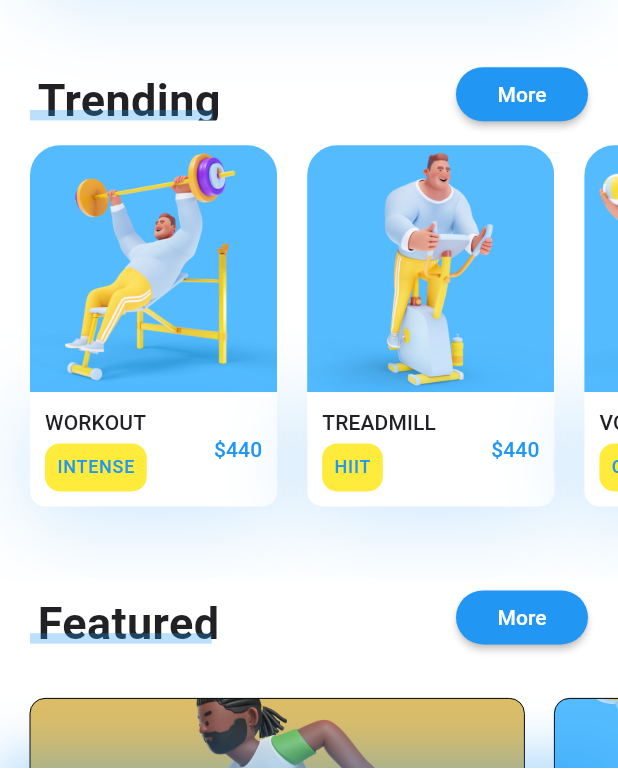
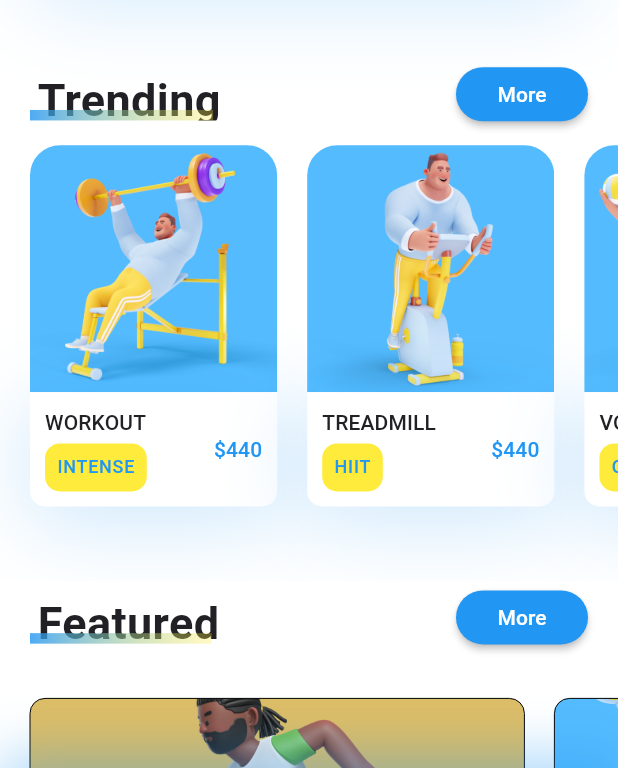
Before and after one commit to rishirizz/sporthub, a Flutter app: the screen it shows after launch, on a phone screen of 412 x 824 dp. Shown: the part 348-1118 px from the top of the screen. Run offline on Flutter 3.47's test engine with Material 3 defaults, Android fonts, the phone set to English and light mode, and no system bars; our stand-ins replace flutter_svg.

Commit message:
Added gradient in heading underline.

```diff
--- a/lib/components/title_with_more_button.dart
+++ b/lib/components/title_with_more_button.dart
@@ -64,7 +64,14 @@ class TitleWithCustomUnderline extends StatelessWidget {
             child: Container(
               margin: const EdgeInsets.only(right: kDefaultPadding / 4),
               height: 7,
-              color: kPrimaryColor.withOpacity(0.3),
+              decoration: BoxDecoration(
+                gradient: LinearGradient(
+                  colors: [
+                    kPrimaryColor.withOpacity(0.8),
+                    Colors.yellow.withOpacity(0.3),
+                  ],
+                ),
+              ),
             ),
           )
         ],
```
Also changed, not shown: lib/components/trending_sports.dart (+6 -4 lines).
